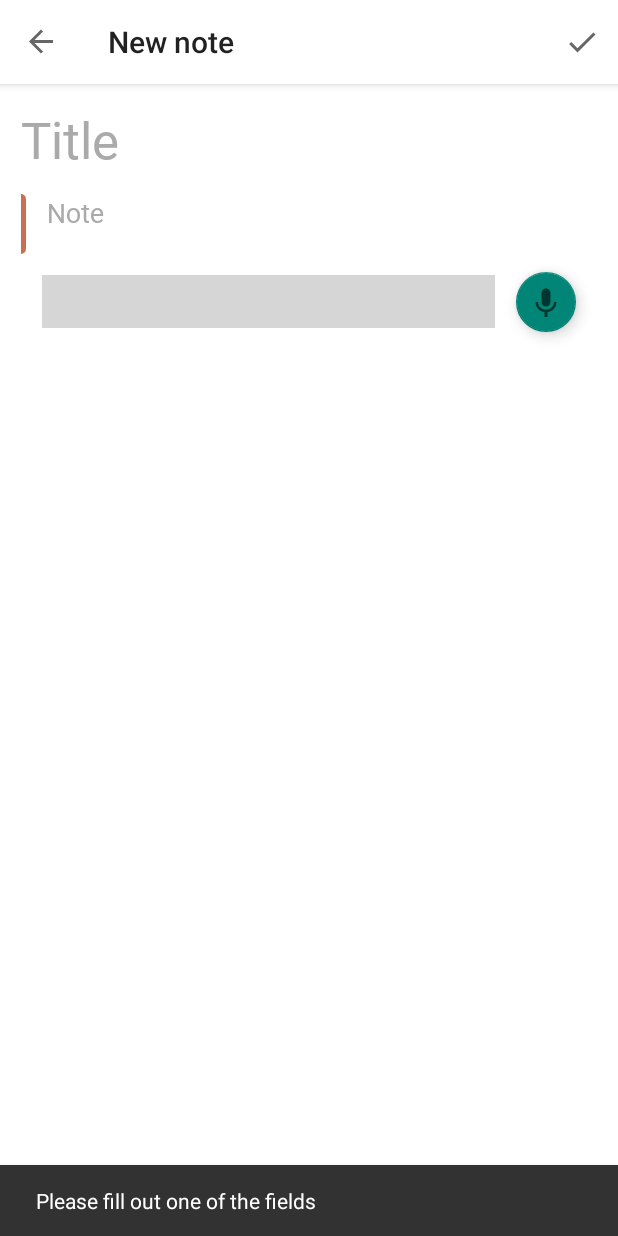
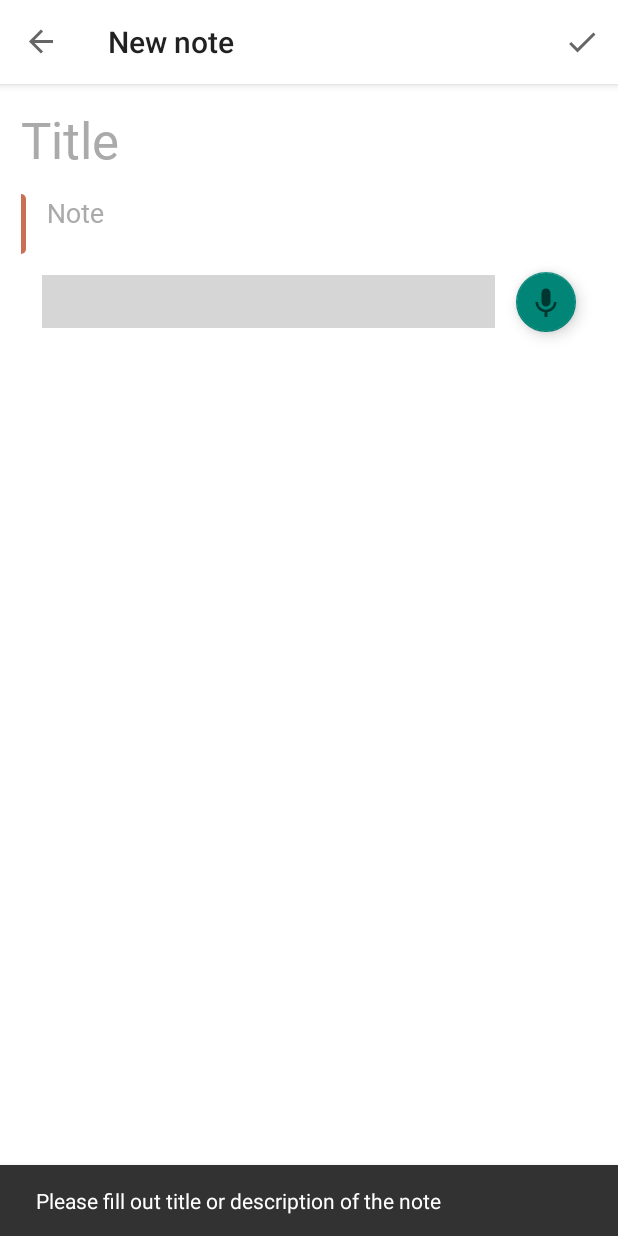
Before and after one commit to EyuCoder/MVVM_Notes, an Android app: the AddFragment screen opened through its navigation route, after a tap on "save", on a phone screen of 412 x 824 dp. Run offline under Robolectric (Android 15) with nearby library versions, the phone set to English and light mode, and no system bars; our stand-ins replace Room's generated code, data binding, navigation-ui; plain views replace ColorSlider; 4 statements that could not run were skipped; grey boxes are pictures that could not be loaded.

Commit message:
:fire: #9 added

```diff
--- a/app/build.gradle
+++ b/app/build.gradle
@@ -14,8 +14,8 @@ android {
         applicationId "com.codexo.notes"
         minSdkVersion 23
         targetSdkVersion 30
-        versionCode 1
-        versionName "1.0"
+        versionCode 2
+        versionName "1.0.1"
 
         testInstrumentationRunner "androidx.test.runner.AndroidJUnitRunner"
     }
--- a/app/src/main/java/com/codexo/notes/ui/add/AddFragment.kt
+++ b/app/src/main/java/com/codexo/notes/ui/add/AddFragment.kt
@@ -76,8 +76,9 @@ class AddFragment : Fragment(R.layout.fragment_detail) {
     }
 
     override fun onOptionsItemSelected(item: MenuItem): Boolean {
-        if (item.itemId == R.id.menu_save) {
-            addNewNote()
+        when (item.itemId) {
+            R.id.menu_save -> addNewNote()
+            android.R.id.home -> hideKeyboard()
         }
         return super.onOptionsItemSelected(item)
     }
@@ -90,7 +91,7 @@ class AddFragment : Fragment(R.layout.fragment_detail) {
         if (title.isEmpty() && note.isEmpty()) {
             val snackbar = Snackbar.make(
                 requireView(),
-                "Please fill out one of the fields",
+                "Please fill out title or description of the note",
                 Snackbar.LENGTH_LONG
             )
             snackbar.show()
--- a/app/src/main/res/layout/fragment_notes.xml
+++ b/app/src/main/res/layout/fragment_notes.xml
@@ -22,7 +22,7 @@
             android:id="@+id/rv_notes"
             android:layout_width="match_parent"
             android:layout_height="match_parent"
-            android:layout_marginTop="@dimen/margin_4"
+            android:layout_margin="@dimen/margin_4"
             tools:listitem="@layout/item_notes" />
 
         <TextView
```
Also changed, not shown: app/src/main/java/com/codexo/notes/ui/edit/EditFragment.kt (+11 -7 lines).
